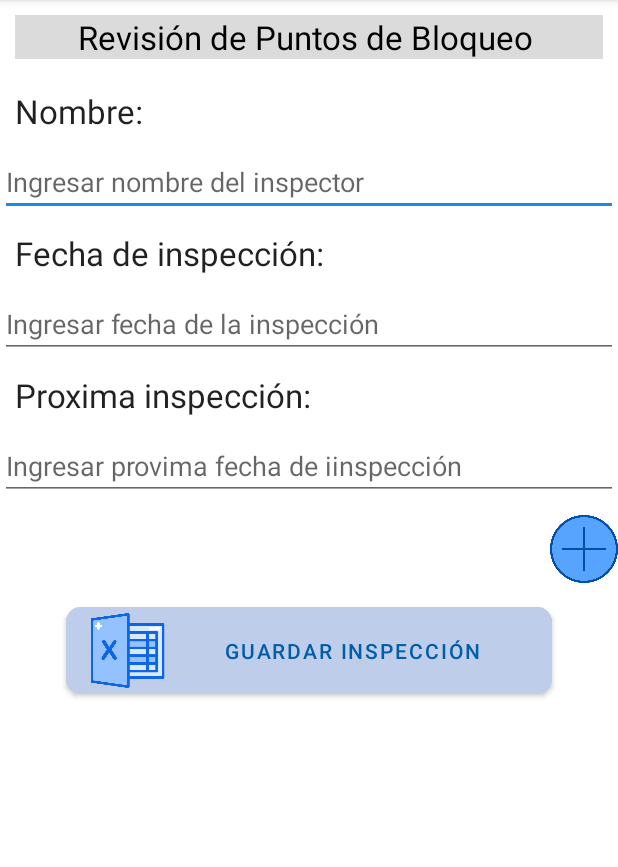
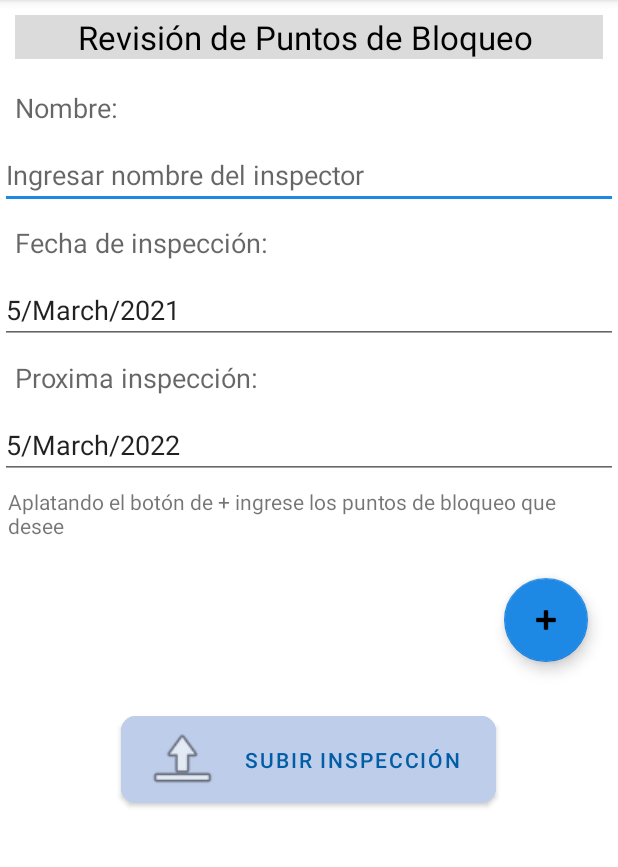
Before and after one commit to ppereira123/HolciMant, an Android app: the RevisionPuntosBloqueo screen opened directly, with no data from a screen before it, on a phone screen of 412 x 824 dp, the part 84-951 px from its top. Run offline under Robolectric (Android 15) with nearby library versions, the phone set to English and light mode, and no system bars; our stand-ins replace Firebase (no records; nobody signed in at launch, a user with empty details on screens opened directly).

Commit message:
actualización

```diff
--- a/MantenimientoHolcim/app/src/main/java/com/example/mantenimientoholcim/RevisionPuntosBloqueo.java
+++ b/MantenimientoHolcim/app/src/main/java/com/example/mantenimientoholcim/RevisionPuntosBloqueo.java
@@ -18,14 +18,18 @@ import com.example.mantenimientoholcim.Modelo.PuntoBloqueo;
 import com.example.mantenimientoholcim.Modelo.RevisionPuntoBloqueo;
 
 import java.io.Serializable;
+import java.text.SimpleDateFormat;
 import java.util.ArrayList;
+import java.util.Calendar;
+import java.util.Date;
 import java.util.List;
+
+import static com.example.mantenimientoholcim.PlantillasInspeccion.variarFecha;
 
 public class RevisionPuntosBloqueo extends AppCompatActivity {
     RecyclerView rvPuntosBloqueo;
     Context context=this;
     EditText txtNombre,txtFecha,txtFechaProxima;
-    int puntosdebloqueo=1;
     List<PuntoBloqueo> puntos= new ArrayList<>();
     String nombre="";
     String fecha="";
@@ -42,6 +46,20 @@ public class RevisionPuntosBloqueo extends AppCompatActivity {
         txtFecha=findViewById(R.id.txtPbfechaInspección);
         txtFechaProxima=findViewById(R.id.txtPbfechaproximaInspeccion);
         revisionActual=(RevisionPuntoBloqueo)getIntent().getSerializableExtra("Revision");
+        //fecha
+        Date d=new Date();
+        SimpleDateFormat fecc=new SimpleDateFormat("d/MMMM/yyyy");
+        String fechacComplString = fecc.format(d);
+        txtFecha.setText(fechacComplString);
+        Date fechaFinal = variarFecha(d, Calendar.MONTH, 12);
+        SimpleDateFormat fecc2=new SimpleDateFormat("d/MMMM/yyyy");
+        String fechacComplString2 = fecc2.format(fechaFinal);
+        txtFechaProxima.setText(fechacComplString2);
+
+
+
+
+        //fin fecha
         if(revisionActual==null){
 
         }
@@ -75,4 +93,8 @@ public class RevisionPuntosBloqueo extends AppCompatActivity {
         finish();
 
     }
+    public void subirinspeccion(View view){
+
+
+    }
 }
--- a/MantenimientoHolcim/app/src/main/res/layout/activity_revision_puntos_bloqueo.xml
+++ b/MantenimientoHolcim/app/src/main/res/layout/activity_revision_puntos_bloqueo.xml
@@ -32,7 +32,7 @@
                 android:layout_width="match_parent"
                 android:layout_height="wrap_content"
                 android:layout_margin="10dp"
-                android:textAppearance="@style/TextAppearance.AppCompat.Large"
+                android:textAppearance="@style/TextAppearance.AppCompat.Medium"
                 android:text="Nombre:" />
 
             <EditText
@@ -44,7 +44,7 @@
 
             <TextView
                 android:id="@+id/txtPB3"
-                android:textAppearance="@style/TextAppearance.AppCompat.Large"
+                android:textAppearance="@style/TextAppearance.AppCompat.Medium"
                 android:layout_width="match_parent"
                 android:layout_height="wrap_content"
                 android:layout_margin="10dp"
@@ -57,7 +57,7 @@
                 android:hint="Ingresar fecha de la inspección"/>
 
             <TextView
-                android:textAppearance="@style/TextAppearance.AppCompat.Large"
+                android:textAppearance="@style/TextAppearance.AppCompat.Medium"
                 android:id="@+id/textView12"
                 android:layout_margin="10dp"
                 android:layout_width="match_parent"
@@ -71,6 +71,24 @@
                 android:inputType="textPersonName"
                 android:hint="Ingresar provima fecha de iinspección"/>
 
+            <TextView
+                android:id="@+id/textView8"
+                android:layout_width="match_parent"
+                android:layout_height="wrap_content"
+                android:layout_margin="5dp"
+                android:text="Aplatando el botón de + ingrese los puntos de bloqueo que desee" />
+
+            <com.google.android.material.floatingactionbutton.FloatingActionButton
+                android:id="@+id/btnmaspuntos"
+                android:layout_width="match_parent"
+                android:layout_height="wrap_content"
+                android:layout_gravity="bottom|end"
+                android:layout_margin="20dp"
+                android:background="#FFFFFF"
+                android:clickable="true"
+                android:onClick="maspuntodebloqueo"
+                android:src="@android:drawable/ic_input_add" />
+
             <androidx.recyclerview.widget.RecyclerView
                 android:id="@+id/rvpuntosdebloqueo"
                 android:layout_width="match_parent"
@@ -78,26 +96,18 @@
 
             </androidx.recyclerview.widget.RecyclerView>
 
-            <ImageView
-                android:id="@+id/btnmaspuntos"
-                android:layout_width="45dp"
-                android:layout_height="45dp"
-                android:layout_gravity="end"
-                android:layout_marginTop="10dp"
-                android:onClick="maspuntodebloqueo"
-                app:srcCompat="@mipmap/mas" />
-
             <Button
                 android:id="@+id/btnGuardarInspeccion"
-                android:layout_width="324dp"
+                android:layout_width="250dp"
                 android:layout_height="wrap_content"
                 android:layout_gravity="center"
                 android:layout_margin="10dp"
                 android:backgroundTint="#becde9"
-                android:text="Guardar Inspección"
+                android:onClick="subirinspeccion"
+                android:text="Subir Inspección"
                 android:textColor="#005da6"
                 app:cornerRadius="10dp"
-                app:icon="@mipmap/excel"
+                app:icon="@android:drawable/ic_menu_upload"
                 app:iconSize="50dp"
                 app:iconTintMode="multiply" />
 
--- a/MantenimientoHolcim/app/src/main/res/layout/iteminspeccion.xml
+++ b/MantenimientoHolcim/app/src/main/res/layout/iteminspeccion.xml
@@ -14,7 +14,7 @@
 
     <TextView
         android:id="@+id/itemInspeccion"
-        android:layout_width="wrap_content"
+        android:layout_width="match_parent"
         android:layout_height="wrap_content"
         android:layout_gravity="center"
         android:layout_margin="10dp"
--- a/MantenimientoHolcim/app/src/main/res/values/nombre_img_inspecciones.xml
+++ b/MantenimientoHolcim/app/src/main/res/values/nombre_img_inspecciones.xml
@@ -42,5 +42,6 @@
         <item>"@mipmap/chaleco"</item>
         <item>"@mipmap/extintor"</item>
         <item>"@mipmap/bateria"</item>
+        <item>"@mipmap/puntodebloqueo"</item>
     </string-array>
 </resources>
```
Also changed, not shown: MantenimientoHolcim/app/src/main/java/com/example/mantenimientoholcim/AdaptadorItemInspecciones.java (+60 -1 lines), MantenimientoHolcim/app/src/main/java/com/example/mantenimientoholcim/Modelo/ItemInspeccion.java (added, +18 -0 lines), MantenimientoHolcim/app/src/main/java/com/example/mantenimientoholcim/ui/gallery/GalleryFragment.java (+16 -8 lines), MantenimientoHolcim/app/src/main/res/layout/activity_plantillas_inspeccion.xml (+8 -2 lines), MantenimientoHolcim/app/src/main/res/mipmap-anydpi-v26/puntodebloqueo.png (deleted), MantenimientoHolcim/app/src/main/res/mipmap-mdpi/puntodebloqueo.gif (added).
